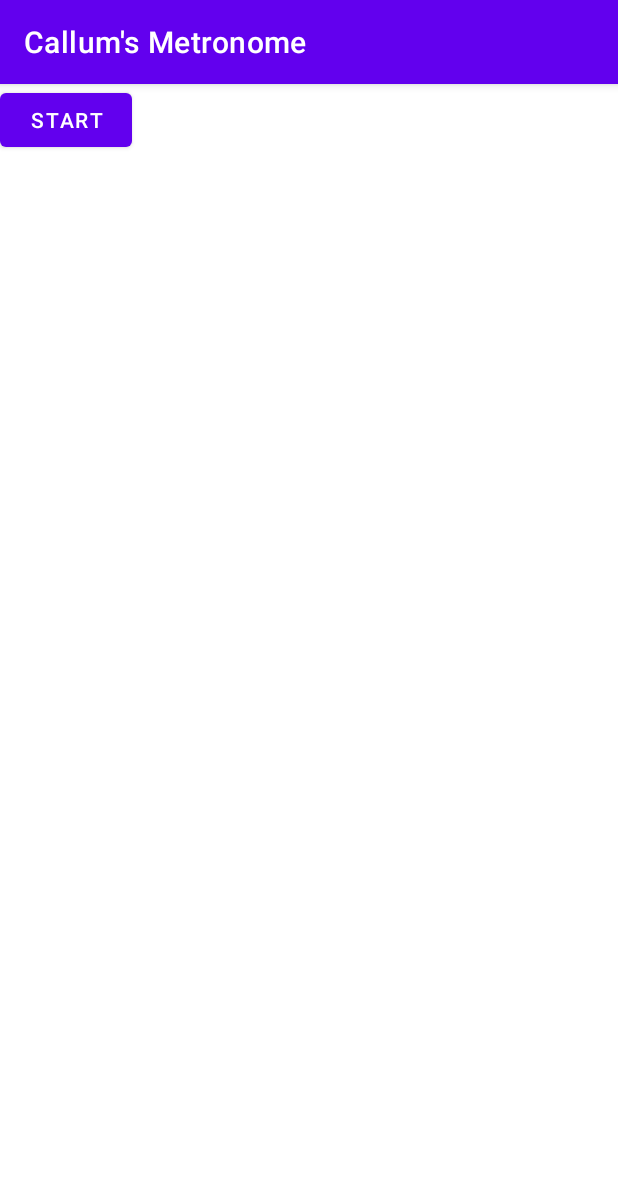
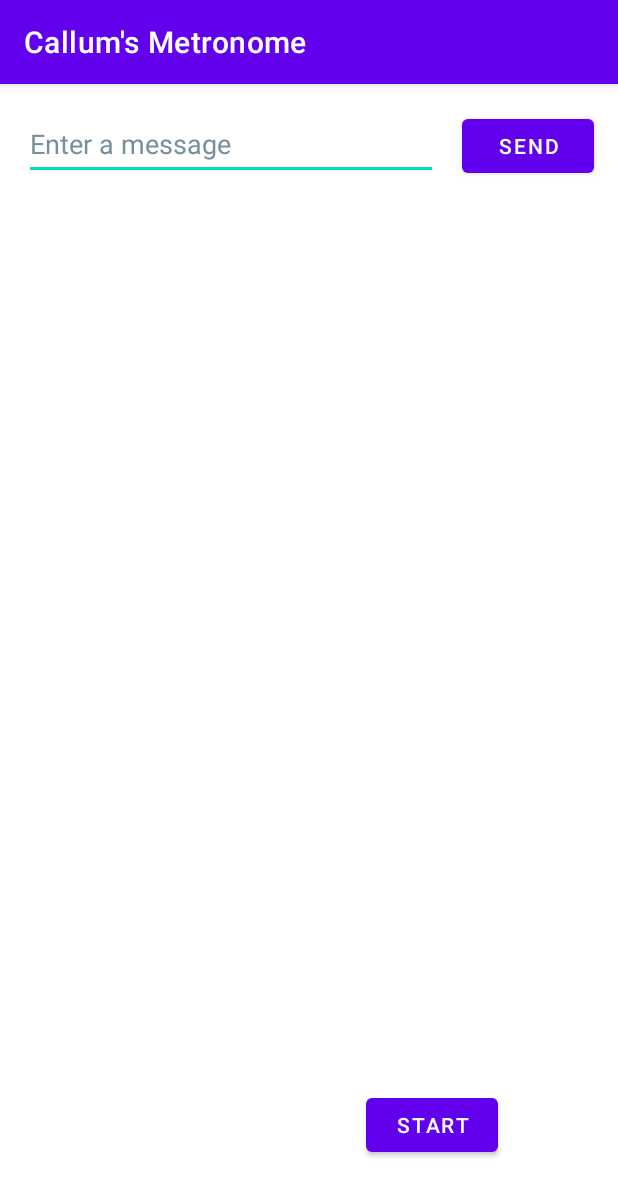
Before and after one commit to callumjohnspiller/metronome-app, an Android app: the screen it shows after launch (MetronomeActivity), on a phone screen of 412 x 824 dp. Shown: the top 1196 px of the screen. Run offline under Robolectric (Android 15) with nearby library versions, the phone set to English and light mode, and no system bars.

Commit message:
basic two page app with text sending

```diff
--- a/app/src/main/java/com/example/metronome_app/MetronomeActivity.java
+++ b/app/src/main/java/com/example/metronome_app/MetronomeActivity.java
@@ -1,28 +1,34 @@
 package com.example.metronome_app;
 
+import android.content.Intent;
 import android.view.View;
+import android.widget.Button;
 import androidx.appcompat.app.AppCompatActivity;
 import android.os.Bundle;
-import android.widget.Button;
+import android.widget.EditText;
 
 public class MetronomeActivity extends AppCompatActivity {
-
+    public static final String EXTRA_MESSAGE = "com.example.metronome_app.MESSAGE";
     private Boolean metronomeRunning = false;
     private Button startStop;
-
+    private Button send;
     @Override
     protected void onCreate(Bundle savedInstanceState) {
         super.onCreate(savedInstanceState);
         setContentView(R.layout.activity_main);
+        send = findViewById(R.id.sendButton);
+        send.setOnClickListener(v -> sendMessage(send));
+        startStop = findViewById(R.id.metronomeStartStop);
+        startStop.setOnClickListener(v -> metronomeToggle());
 
-        startStop = findViewById(R.id.metronomeStartStop);
+    }
 
-        startStop.setOnClickListener(new View.OnClickListener() {
-            @Override
-            public void onClick(View v) {
-                metronomeToggle();
-            }
-        });
+    public void sendMessage(View view) {
+        Intent intent = new Intent(this, DisplayMessageActivity.class);
+        EditText editText = findViewById(R.id.editTextTextPersonName);
+        String message = editText.getText().toString();
+        intent.putExtra(EXTRA_MESSAGE, message);
+        startActivity(intent);
     }
 
     private void metronomeToggle() {
--- a/app/src/main/res/layout/activity_main.xml
+++ b/app/src/main/res/layout/activity_main.xml
@@ -10,5 +10,28 @@
             android:text="@string/metronome_start"
             android:layout_width="wrap_content"
             android:layout_height="wrap_content" android:id="@+id/metronomeStartStop"
-            app:strokeColor="#CD1414" tools:layout_editor_absoluteY="571dp" tools:layout_editor_absoluteX="161dp"/>
+            app:strokeColor="#CD1414"
+            app:layout_constraintBottom_toBottomOf="parent" android:layout_marginBottom="50dp"
+            android:layout_marginEnd="80dp" app:layout_constraintEnd_toEndOf="parent"/>
+    <EditText
+            android:layout_width="0dp"
+            android:layout_height="wrap_content"
+            android:inputType="textPersonName"
+            android:ems="10"
+            android:id="@+id/editTextTextPersonName"
+            app:layout_constraintTop_toTopOf="parent"
+            android:layout_marginTop="16dp" app:layout_constraintStart_toStartOf="parent"
+            android:layout_marginStart="16dp" android:hint="@string/edit_message"
+            app:layout_constraintHorizontal_bias="0.5" app:layout_constraintEnd_toStartOf="@+id/sendButton"
+            android:minHeight="48dp" android:autofillHints="" android:textColorHint="@color/hintColor"
+            tools:ignore="TextContrastCheck,TextContrastCheck,TextContrastCheck,TextContrastCheck,TextContrastCheck,TextContrastCheck"
+    />
+    <Button
+            android:layout_width="wrap_content"
+            android:layout_height="wrap_content" android:id="@+id/sendButton"
+            android:layout_marginStart="16dp" app:layout_constraintStart_toEndOf="@+id/editTextTextPersonName"
+            app:layout_constraintBaseline_toBaselineOf="@+id/editTextTextPersonName"
+            android:text="@string/button_send" app:layout_constraintHorizontal_bias="0.5"
+            app:layout_constraintEnd_toEndOf="parent" android:layout_marginEnd="16dp"
+    />
 </androidx.constraintlayout.widget.ConstraintLayout>
--- a/app/src/main/res/values/colors.xml
+++ b/app/src/main/res/values/colors.xml
@@ -7,4 +7,5 @@
     <color name="teal_700">#FF018786</color>
     <color name="black">#FF000000</color>
     <color name="white">#FFFFFFFF</color>
+    <color name="hintColor">#78909C</color>
 </resources>
--- a/app/src/main/res/values/strings.xml
+++ b/app/src/main/res/values/strings.xml
@@ -2,4 +2,6 @@
     <string name="app_name">Callum\'s Metronome</string>
     <string name="metronome_start">Start</string>
     <string name="metronome_stop">Stop</string>
+    <string name="edit_message">Enter a message</string>
+    <string name="button_send">Send</string>
 </resources>
```
Also changed, not shown: app/src/main/AndroidManifest.xml (+12 -5 lines), app/src/main/java/com/example/metronome_app/DisplayMessageActivity.java (added, +23 -0 lines), app/src/main/res/layout/activity_display_message.xml (added, +17 -0 lines).
